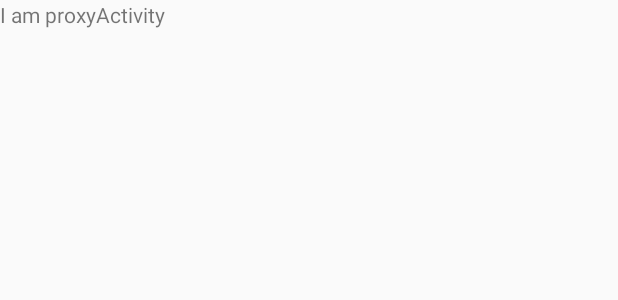
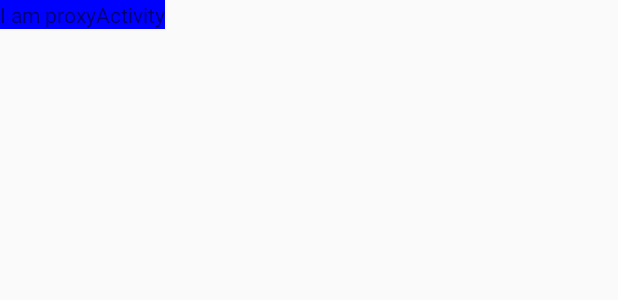
Before and after one commit to zhouduntao/Phantom, an Android app: the layout activity_proxy.xml on its own in the app's theme, with its tools: preview values and no code run, on a phone screen of 412 x 824 dp. Shown: the top 300 px of the screen. Run offline under Robolectric (Android 15) with nearby library versions, the phone set to English and light mode, and no system bars.

```diff
--- a/app/src/main/AndroidManifest.xml
+++ b/app/src/main/AndroidManifest.xml
@@ -13,7 +13,6 @@
         <activity android:name=".MainActivity">
             <intent-filter>
                 <action android:name="android.intent.action.MAIN"/>
-
                 <category android:name="android.intent.category.LAUNCHER"/>
             </intent-filter>
         </activity>
--- a/phantom-lib/src/main/AndroidManifest.xml
+++ b/phantom-lib/src/main/AndroidManifest.xml
@@ -7,6 +7,7 @@
         android:label="@string/app_name"
         android:supportsRtl="true">
         <activity android:name="com.tony.phantom.framework.ProxyActivity"
+                  android:theme="@style/PTheme"
             android:process=":proxy"
             >
         </activity>
--- a/phantom-lib/src/main/res/layout/activity_proxy.xml
+++ b/phantom-lib/src/main/res/layout/activity_proxy.xml
@@ -6,6 +6,7 @@
     >
 
     <TextView
+        android:background="#00f"
         android:layout_width="wrap_content"
         android:layout_height="wrap_content"
         android:text="I am proxyActivity"/>
--- /dev/null
+++ b/phantom-lib/src/main/res/values/styles.xml
@@ -0,0 +1,9 @@
+<resources>
+
+    <style name="PTheme" parent="Theme.AppCompat.NoActionBar">
+        <item name="android:windowBackground">@android:color/transparent</item>
+        <item name="android:windowIsTranslucent">true</item>
+        <item name="android:windowAnimationStyle">@android:style/Animation.Translucent</item>
+    </style>
+
+</resources>
```
Also changed, not shown: phantom-lib/src/main/java/com/tony/phantom/PantomCore.java (+6 -3 lines), phantom-lib/src/main/java/com/tony/phantom/hook/HookHandlerCallback.java (added, +27 -0 lines), phantom-lib/src/main/java/com/tony/phantom/hook/InstrumentationDelegate.java (+30 -23 lines).
